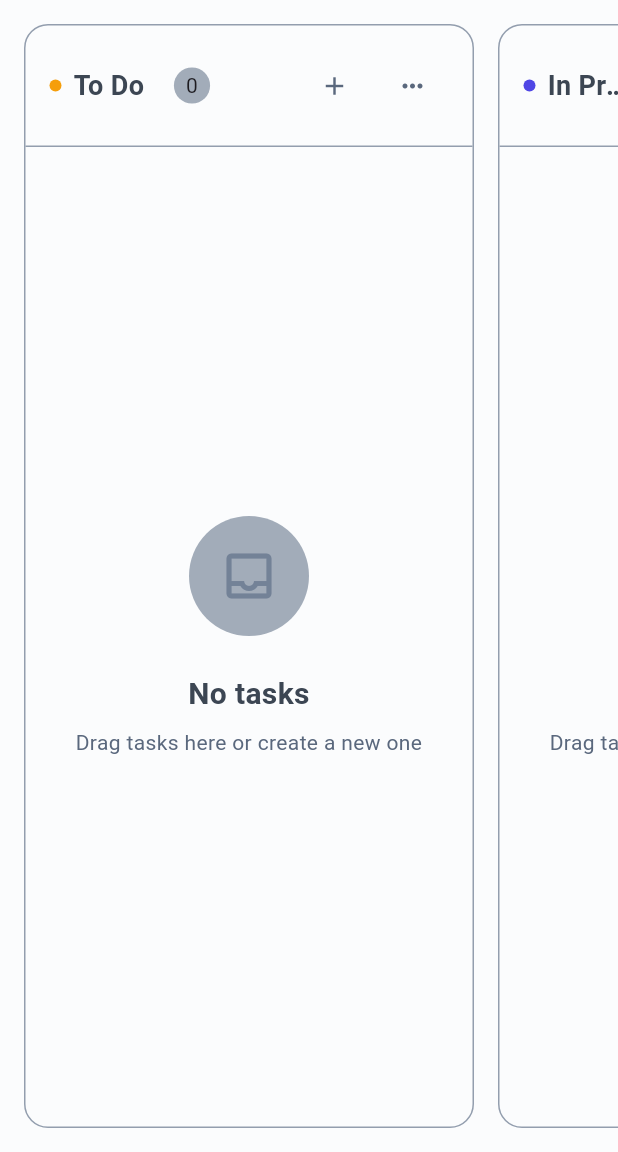
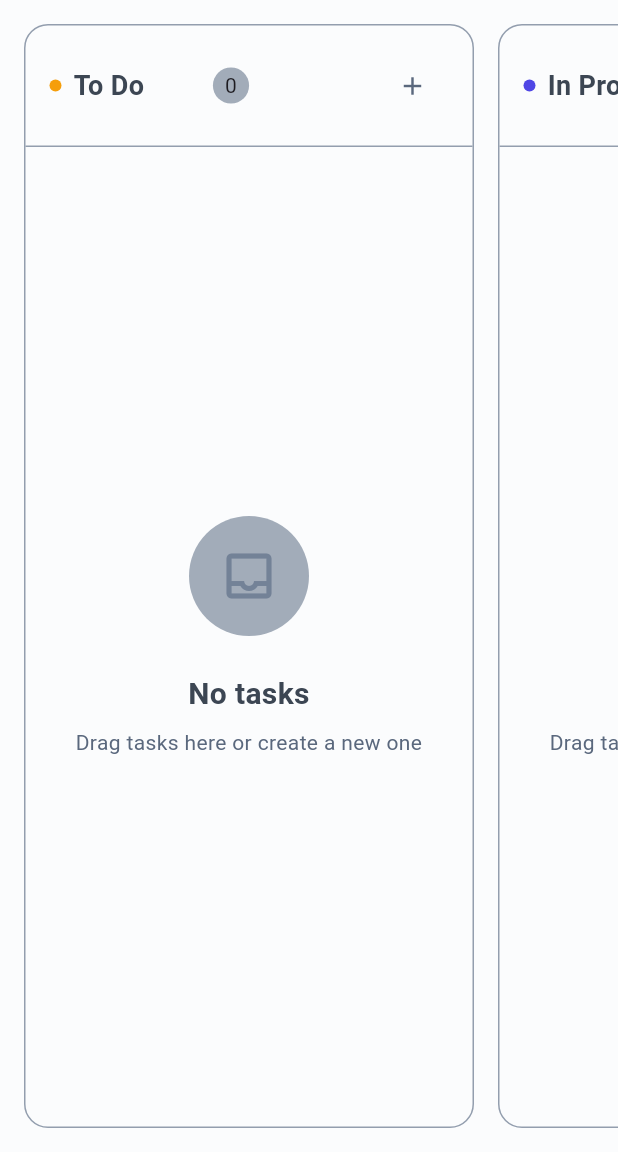
Before and after one commit to 7H3-PR073C70R/innoscripta_task_manager, a Flutter app: the screen it shows after launch, on a phone screen of 412 x 824 dp, the part 84-1236 px from its top. Run offline on Flutter 3.47's test engine with Material 3 defaults, Android fonts, the phone set to English and light mode, and no system bars; our stand-ins replace bloc, dio, equatable, flutter_bloc, flutter_dotenv, flutter_screenutil and 8 more; accounts and stored records are empty; generated files the repository leaves out were written again; network calls fail; statements that could not run were skipped.

Commit message:
chore: Add web support

```diff
--- a/lib/src/features/task_manager/domain/entity/task/create_task_entity.dart
+++ b/lib/src/features/task_manager/domain/entity/task/create_task_entity.dart
@@ -1,10 +1,12 @@
 import 'package:equatable/equatable.dart';
+import 'package:innoscripta_task_manager/src/features/task_manager/domain/entity/task/task_status.dart';
 
 class CreateTaskEntity extends Equatable {
   const CreateTaskEntity({
     required this.id,
     required this.content,
     required this.description,
+    this.status,
     this.projectId,
     this.sectionId,
     this.parentId,
@@ -36,10 +38,12 @@ class CreateTaskEntity extends Equatable {
   final String? assigneeId;
   final num? duration;
   final String? durationUnit;
+  final TaskStatus? status;
   final DateTime? deadlineDate;
 
   @override
   List<Object?> get props => [
+    status,
     content,
     description,
     projectId,
--- a/lib/src/features/task_manager/presentation/widgets/kanban_column.dart
+++ b/lib/src/features/task_manager/presentation/widgets/kanban_column.dart
@@ -189,17 +189,6 @@ class _KanbanColumnHeader extends StatelessWidget {
             constraints: const BoxConstraints(),
             tooltip: context.l10n.addTask,
           ),
-          const SizedBox(width: 4),
-          IconButton(
-            onPressed: () {},
-            icon: Icon(
-              Icons.more_horiz,
-              color: colors.gray[600],
-            ),
-            iconSize: 20,
-            padding: EdgeInsets.zero,
-            constraints: const BoxConstraints(),
-          ),
         ],
       ),
     );
--- a/lib/src/shared/widgets/app_button.dart
+++ b/lib/src/shared/widgets/app_button.dart
@@ -1,4 +1,4 @@
-import 'dart:io';
+import 'package:flutter/foundation.dart';
 import 'package:flutter/material.dart';
 import 'package:innoscripta_task_manager/src/core/extensions/num_extension.dart';
 import 'package:innoscripta_task_manager/src/core/extensions/theme_extension.dart';
@@ -55,7 +55,7 @@ class AppButton extends StatelessWidget {
           borderRadius: BorderRadius.circular(radius.radius),
         ),
         child: isBusy
-            ? Platform.isAndroid
+            ? kIsWeb
                   ? CircularProgressIndicator(
                       color: textColor ?? context.colors.accent,
                     )
@@ -70,7 +70,7 @@ class AppButton extends StatelessWidget {
                 style:
                     textStyle ??
                     context.textTheme.subHeading.copyWith(
-                      fontSize: 14.fontSize,
+                      fontSize: 14,
                       fontWeight: FontWeight.w600,
                       color: textColor,
                     ),
```
Also changed, not shown: lib/src/features/task_manager/data/repositories/task_manager_repository_impl.dart (+6 -3 lines), lib/src/features/task_manager/presentation/blocs/task/task_bloc.dart (+6 -1 lines), lib/src/features/task_manager/presentation/pages/kanban_board_page.dart (+15 -12 lines), lib/src/features/task_manager/presentation/widgets/comment_section.dart (+6 -4 lines), lib/src/features/task_manager/presentation/widgets/task_form_sheet.dart (+10 -2 lines), lib/bootstrap.dart (line endings or trailing spaces), 1 other file.
